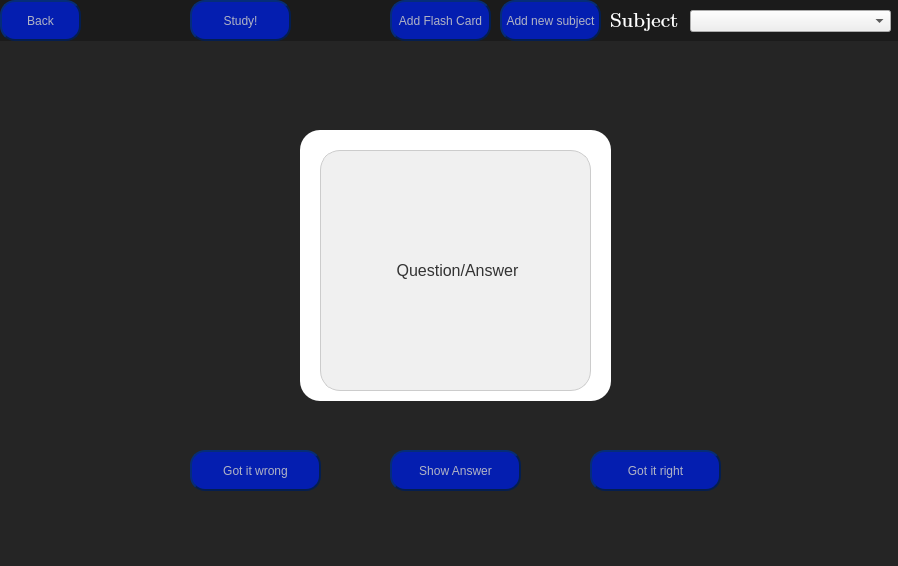
Qt form StudySphere/StudySphere.ui (AlexOfRivia/Hackathon-WFIS) before a commit.
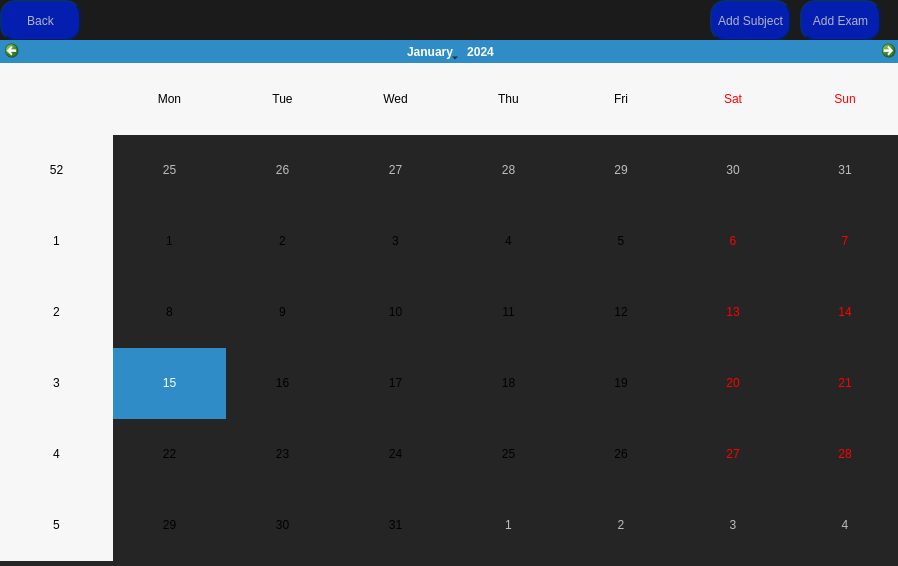
The same form after that commit.

Commit message: finally fixed UI for the most part

The edit to the form file:
```diff
--- a/StudySphere/StudySphere.ui
+++ b/StudySphere/StudySphere.ui
@@ -695,9 +695,17 @@
         <string>Show Answer</string>
        </property>
       </widget>
+      <widget class="QCalendarWidget" name="calendarWidget">
+       <property name="geometry">
+        <rect>
+         <x>0</x>
+         <y>40</y>
+         <width>901</width>
+         <height>521</height>
+        </rect>
+       </property>
+      </widget>
      </widget>
-     <zorder>calendarFrame</zorder>
-     <zorder>frame_2</zorder>
     </widget>
     <zorder>flashCardsButton</zorder>
     <zorder>calendarButton</zorder>
```
The commit also changes 3 other files.
